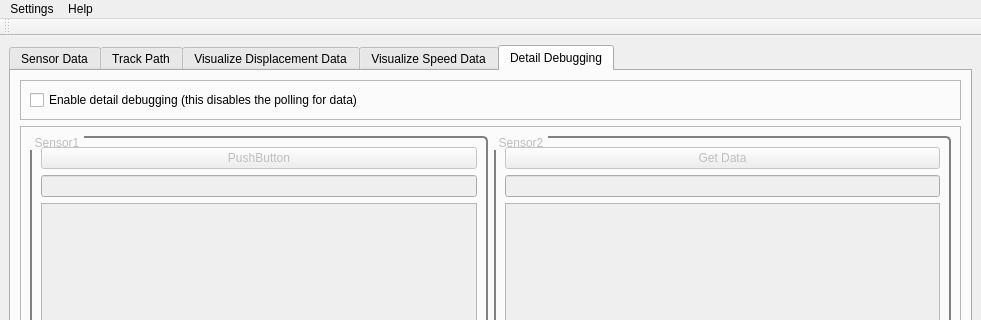
First picture: the form in src/nxt_qt/ui/mousemonitor_window.ui, repository Smart-Minotaur/nxt_minotaur, before the edit; both pictures show x 0 to 981 and y 0 to 320 of the 981 by 820 pixel window.
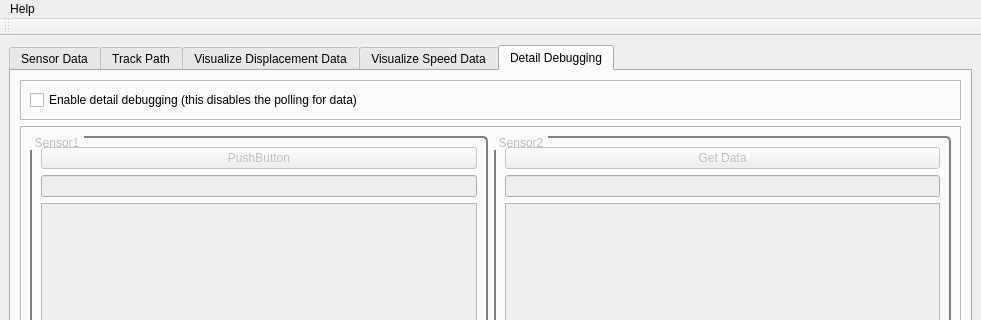
Second picture: the form after the edit. Icons and pictures are not drawn. Custom widgets are drawn as their Qt base class.

What changed in the file:
```diff
--- a/src/nxt_qt/ui/mousemonitor_window.ui
+++ b/src/nxt_qt/ui/mousemonitor_window.ui
@@ -829,20 +829,12 @@
      <height>25</height>
     </rect>
    </property>
-   <widget class="QMenu" name="menuSettings">
-    <property name="title">
-     <string>Settings</string>
-    </property>
-    <addaction name="actionSetResolution"/>
-    <addaction name="actionSetIntervall"/>
-   </widget>
    <widget class="QMenu" name="menuHelp">
     <property name="title">
      <string>Help</string>
     </property>
     <addaction name="actionAbout"/>
    </widget>
-   <addaction name="menuSettings"/>
    <addaction name="menuHelp"/>
   </widget>
   <action name="actionSetResolution">
```
Left out of the diff: 5 changed lines with no effect on the pictures.
